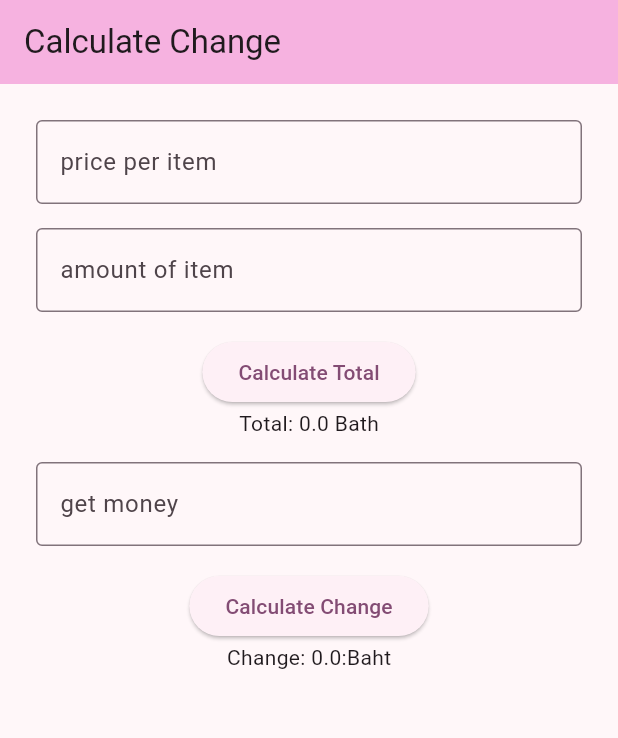
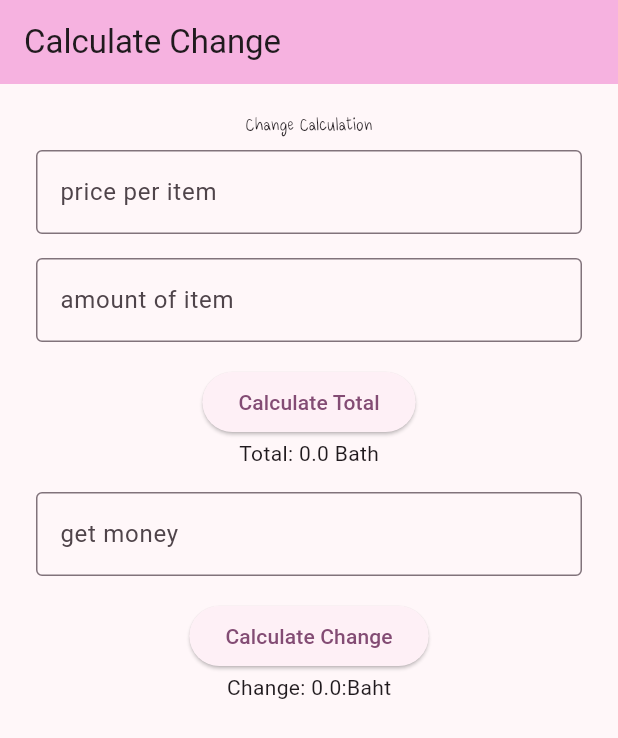
Before and after one commit to pattama422/flutter_2025_firstapp, a Flutter app: the screen it shows after launch, on a phone screen of 412 x 824 dp. Shown: the top 738 px of the screen. Run offline on Flutter 3.47's test engine with Material 3 defaults, Android fonts, the phone set to English and light mode, and no system bars.

Commit message:
add topic and font

```diff
--- a/lib/main.dart
+++ b/lib/main.dart
@@ -51,6 +51,7 @@ double _change = 0;
         padding: const EdgeInsets.all(16.0),
         child: Column(
           children: [
+            Text("Change Calculation", style: TextStyle(fontFamily: "maa"),),
             Padding(
               padding: const EdgeInsets.all(8.0),
               child: priceTextField(),
```
Also changed, not shown: pubspec.yaml (+6 -6 lines), fonts/maaja.ttf (added).
